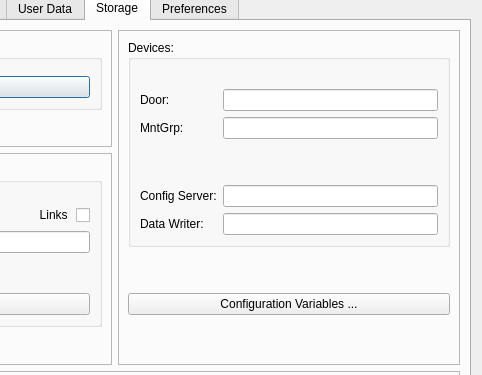
Above: nxselector/ui/selector.ui from nexdatas/nxselector before the change; both pictures show x 252 to 734 and y 113 to 488 of the 734 by 604 pixel window. Below: the same form after it.
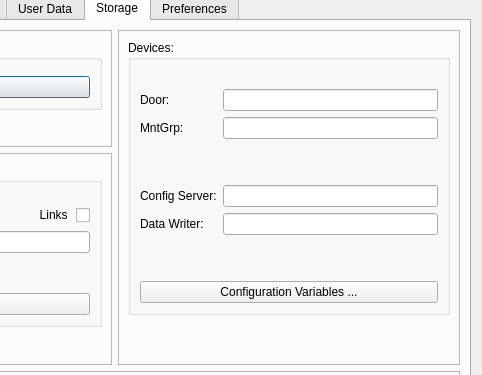
That is the form after the change. The open tabs and pages were chosen to show the change.

Commit message: moving variables to device group

```diff
--- a/nxselector/ui/selector.ui
+++ b/nxselector/ui/selector.ui
@@ -498,10 +498,14 @@
                      </property>
                     </spacer>
                    </item>
-                  </layout>
-                 </widget>
-                </item>
-                <item>
+                   <item row="3" column="0">
+                    <widget class="QPushButton" name="devConfigPushButton">
+                     <property name="text">
+                      <string>Configuration Variables ...</string>
+                     </property>
+                    </widget>
+                   </item>
+                   <item row="2" column="0">
                  <spacer name="verticalSpacer_3">
                   <property name="orientation">
                    <enum>Qt::Vertical</enum>
@@ -517,11 +521,7 @@
                   </property>
                  </spacer>
                 </item>
-                <item>
-                 <widget class="QPushButton" name="devConfigPushButton">
-                  <property name="text">
-                   <string>Configuration Variables ...</string>
-                  </property>
+                  </layout>
                  </widget>
                 </item>
                 <item>
```
Lines whose indentation alone changed are shown as unchanged.
